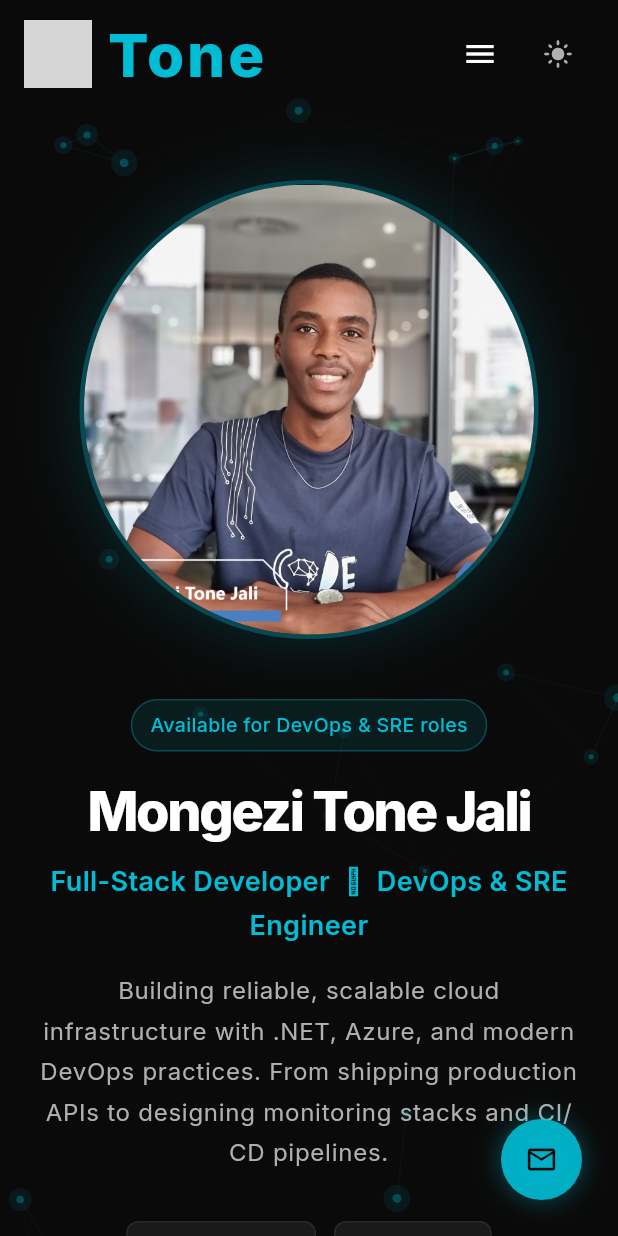
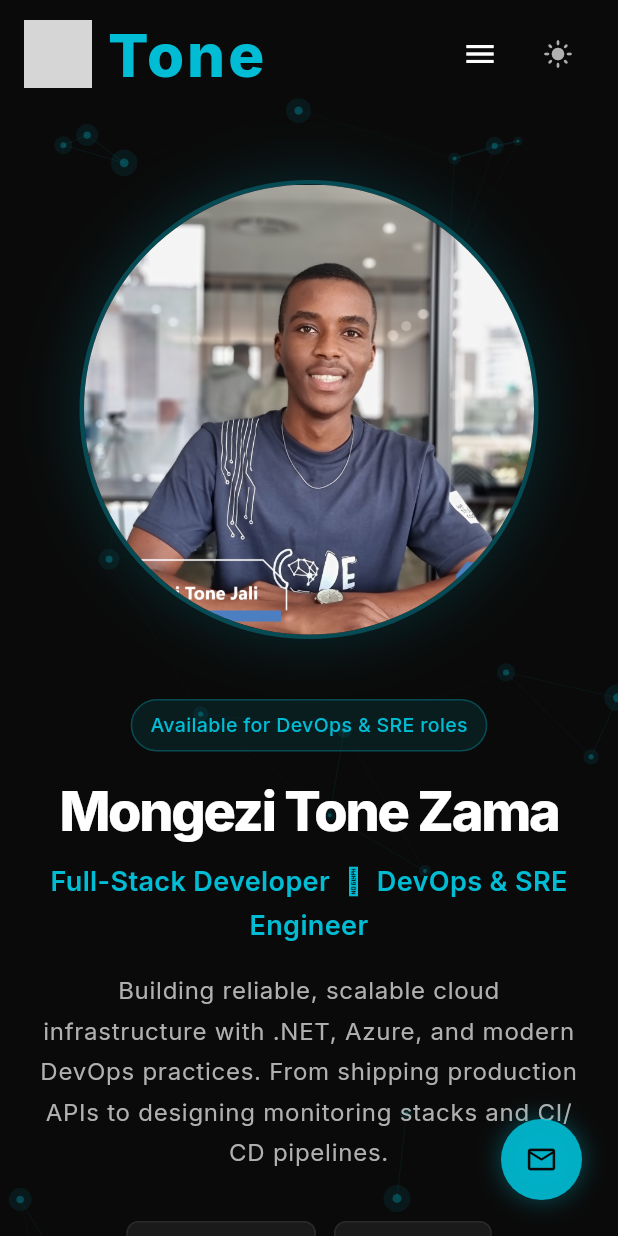
Before and after one commit to Tone-j/Portfolio, a Flutter app: the screen it shows after launch, on a phone screen of 412 x 824 dp. Run offline on Flutter 3.47's test engine with Material 3 defaults, Android fonts, the phone set to English and light mode, and no system bars; our stand-ins replace font_awesome_flutter, google_fonts, visibility_detector; network calls fail; grey boxes are pictures that could not be loaded.

Commit message:
Surname update

```diff
--- a/lib/main.dart
+++ b/lib/main.dart
@@ -26,7 +26,7 @@ class _PortfolioAppState extends State<PortfolioApp> {
   @override
   Widget build(BuildContext context) {
     return MaterialApp(
-      title: 'Mongezi Tone Jali - Portfolio',
+      title: 'Mongezi Tone Zama - Portfolio',
       debugShowCheckedModeBanner: false,
       theme: _isDark ? AppTheme.darkTheme : AppTheme.lightTheme,
       home: PortfolioPage(
--- a/lib/sections/contact_section.dart
+++ b/lib/sections/contact_section.dart
@@ -67,9 +67,9 @@ class ContactSection extends StatelessWidget {
                 _ContactTile(
                   icon: FontAwesomeIcons.linkedin,
                   title: 'LinkedIn',
-                  value: 'Mongezi Tone Jali',
+                  value: 'Mongezi Tone Zama',
                   onTap: () => launchUrl(Uri.parse(
-                      'https://linkedin.com/in/mongezi-tone-jali-90184921a')),
+                      'https://linkedin.com/in/mongezi-tone-zama-90184921a')),
                 ),
                 _ContactTile(
                   icon: FontAwesomeIcons.github,
@@ -99,7 +99,7 @@ class ContactSection extends StatelessWidget {
                 ),
                 const SizedBox(height: 24),
                 Text(
-                  '\u00a9 ${DateTime.now().year} Mongezi Tone Jali.',
+                  '\u00a9 ${DateTime.now().year} Mongezi Tone Zama.',
                   style: TextStyle(
                     fontSize: 13,
                     color: AppColors.textMuted,
--- a/lib/sections/hero_section.dart
+++ b/lib/sections/hero_section.dart
@@ -85,7 +85,7 @@ class HeroSection extends StatelessWidget {
         child: CircleAvatar(
           radius: radius,
           backgroundColor: AppColors.surface,
-          backgroundImage: const AssetImage('assets/images/Tone Jali.png'),
+          backgroundImage: const AssetImage('assets/images/Tone Zama.png'),
         ),
       ),
     );
@@ -115,7 +115,7 @@ class HeroSection extends StatelessWidget {
         ),
         const SizedBox(height: 20),
         Text(
-          'Mongezi Tone Jali',
+          'Mongezi Tone Zama',
           textAlign: isMobile ? TextAlign.center : TextAlign.left,
           style: Theme.of(context).textTheme.displayLarge?.copyWith(
                 fontSize: isMobile ? 36 : 56,
@@ -149,7 +149,7 @@ class HeroSection extends StatelessWidget {
               icon: FontAwesomeIcons.linkedin,
               label: 'LinkedIn',
               onTap: () => launchUrl(Uri.parse(
-                  'https://linkedin.com/in/mongezi-tone-jali-90184921a')),
+                  'https://linkedin.com/in/mongezi-tone-zama-90184921a')),
             ),
             _SocialButton(
               icon: Icons.email_outlined,
@@ -269,7 +269,7 @@ class _ResumeButtonState extends State<_ResumeButton> {
       onEnter: (_) => setState(() => _isHovered = true),
       onExit: (_) => setState(() => _isHovered = false),
       child: GestureDetector(
-        onTap: () => launchUrl(Uri.parse('Mongezi_Tone_Jali_Resume.pdf')),
+        onTap: () => launchUrl(Uri.parse('Mongezi_Tone_Zama_Resume.pdf')),
         child: AnimatedContainer(
           duration: const Duration(milliseconds: 200),
           padding: const EdgeInsets.symmetric(horizontal: 24, vertical: 12),
--- a/pubspec.yaml
+++ b/pubspec.yaml
@@ -1,5 +1,5 @@
 name: portfolio_web
-description: Mongezi Tone Jali - Portfolio Website
+description: Mongezi Tone Zama - Portfolio Website
 publish_to: 'none'
 version: 1.0.0+1
 
```
Also changed, not shown: assets/images/Tone Zama.png (renamed from assets/images/Tone Jali.png), 3 other files.
